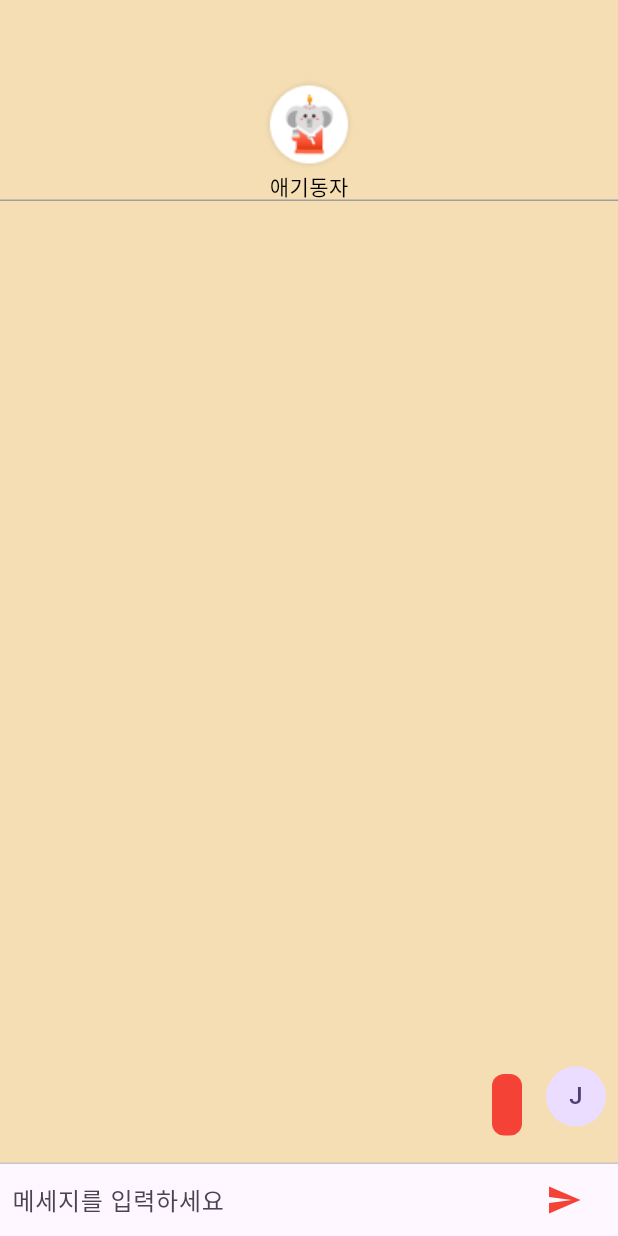
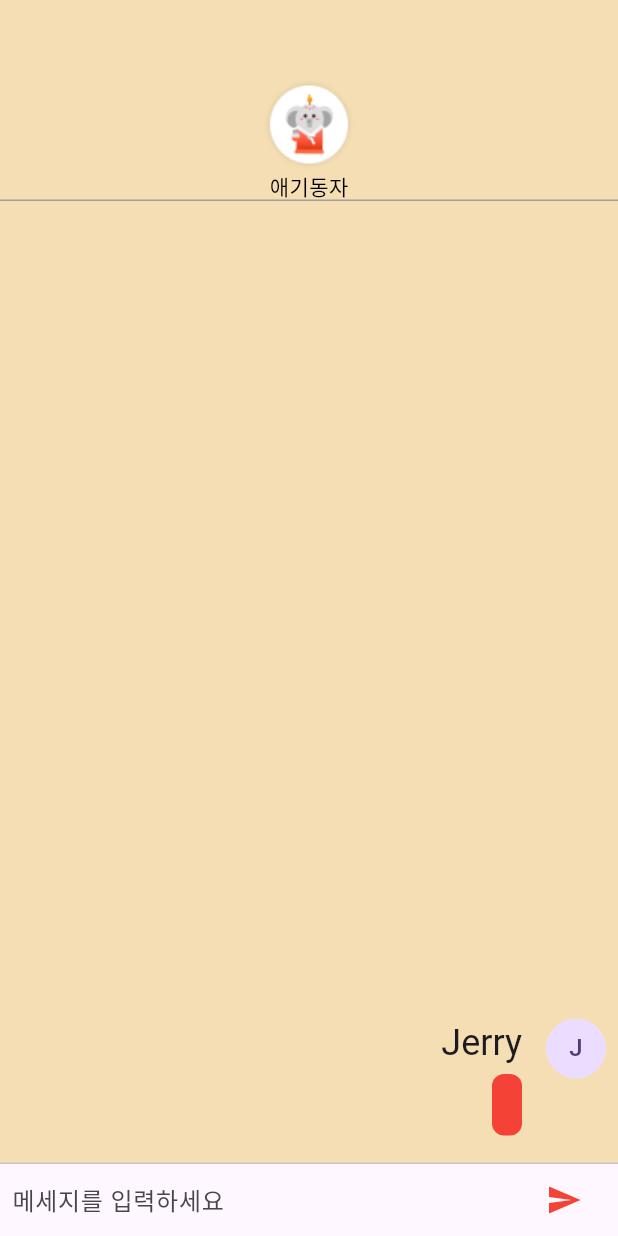
Before and after one commit to myhome1204/baby, a Flutter app: the ChatScreen screen opened directly, after a tap on the "send" icon, on a phone screen of 412 x 824 dp. Run offline on Flutter 3.47's test engine with Material 3 defaults, Android fonts, the phone set to English and light mode, and no system bars; missing offline and left inert: kakao_flutter_sdk, kakao_flutter_sdk_user.

Commit message:
채팅 화면 터치하면 키보드 사라지게 하는 기능 구현, 채팅 길이 길어지면 짤리는 현상 수정

```diff
--- a/lib/screens/chatting/chat.dart
+++ b/lib/screens/chatting/chat.dart
@@ -23,6 +23,8 @@ class ChatScreen extends StatefulWidget {
 class ChatScreenState extends State<ChatScreen> {
   final List<ChatMessage> _messages = <ChatMessage>[]; // 채팅 메시지를 저장하는 리스트
   final TextEditingController _textController = TextEditingController(); // 메시지 입력 필드의 텍스트를 제어하는 컨트롤러
+  final FocusNode _focusNode = FocusNode(); // FocusNode를 추가하여 포커스 제어
+  bool _isUserMessage = true; // 메시지가 사용자 메시지인지 여부를 나타내는 변수
 
   @override
   Widget build(BuildContext context) {
@@ -56,7 +58,11 @@ class ChatScreenState extends State<ChatScreen> {
           ),
         ),
       ),
-      body: Container(
+      body: GestureDetector(
+        onTap: () {
+          FocusScope.of(context).unfocus(); // 화면 터치 시 포커스 해제.키보드 숨기기
+        },
+        child: Container(
           color: Color(0xfff5deb3), // 배경색 지정
           child: Column(
             children: <Widget>[
@@ -78,6 +84,7 @@ class ChatScreenState extends State<ChatScreen> {
             ],
           ),
         ),
+      ),
     );
   }
 
@@ -95,6 +102,7 @@ class ChatScreenState extends State<ChatScreen> {
                 decoration: InputDecoration.collapsed(
                   hintText: "메세지를 입력하세요",
                 ),
+                focusNode: _focusNode, // FocusNode를 TextField에 추가.
               ),
             ),
             Container(
@@ -114,10 +122,11 @@ class ChatScreenState extends State<ChatScreen> {
     _textController.clear(); // 텍스트 필드 비우기.
     var message = ChatMessage(
       text: text,
-      isUserMessage: true, // 사용자 메시지로 설정,true면 사용자,false면 상대
+      isUserMessage: _isUserMessage, // 사용자 메시지 여부 설정
     );
     setState(() {
       _messages.insert(0, message); // 상태를 갱신하여 새로운 메시지를 리스트의 첫 번째 위치에 추가
+      _isUserMessage = !_isUserMessage; // 메시지를 보낼 때마다 isUserMessage 변수를 번갈아 변경
     });
   }
 }
@@ -140,11 +149,11 @@ class ChatMessage extends StatelessWidget {
               margin: const EdgeInsets.only(right: 16.0),
               child: CircleAvatar(child: Text(yourname[0])),
             ),
-          Column(
+          Expanded( // Expanded 위젯으로 감싸서 부모 위젯의 가로 공간을 모두 사용
+            child: Column(
               crossAxisAlignment: isUserMessage ? CrossAxisAlignment.end : CrossAxisAlignment.start, // 사용자 메시지는 오른쪽 정렬, 다른 메시지는 왼쪽 정렬
               children: <Widget>[
-              if (!isUserMessage) // 사용자 메시지가 아닐 때만 이름 표시
-                Text(yourname, style: Theme.of(context).textTheme.headlineSmall),
+                Text(isUserMessage ? _name : yourname, style: Theme.of(context).textTheme.headlineSmall),
                 Container(
                   margin: const EdgeInsets.only(top: 5.0),
                   padding: const EdgeInsets.all(10.0), // 메시지 박스의 패딩
@@ -162,6 +171,7 @@ class ChatMessage extends StatelessWidget {
                 ),
               ],
             ),
+          ),
           if (isUserMessage)
             Container(
               margin: const EdgeInsets.only(left: 16.0),
```
Lines whose indentation alone changed are shown as unchanged.
